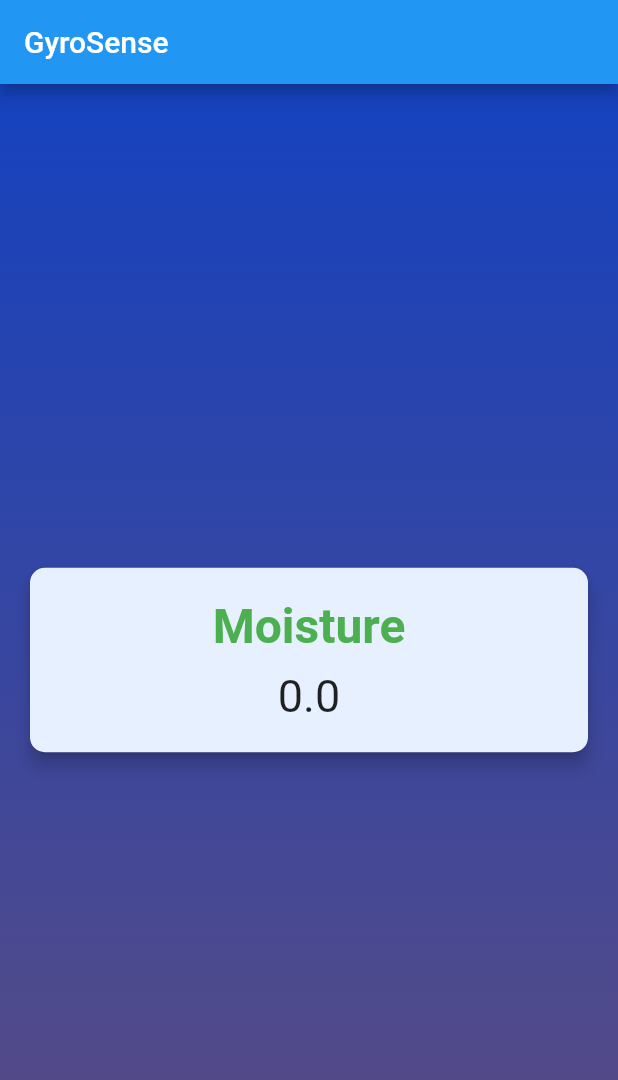
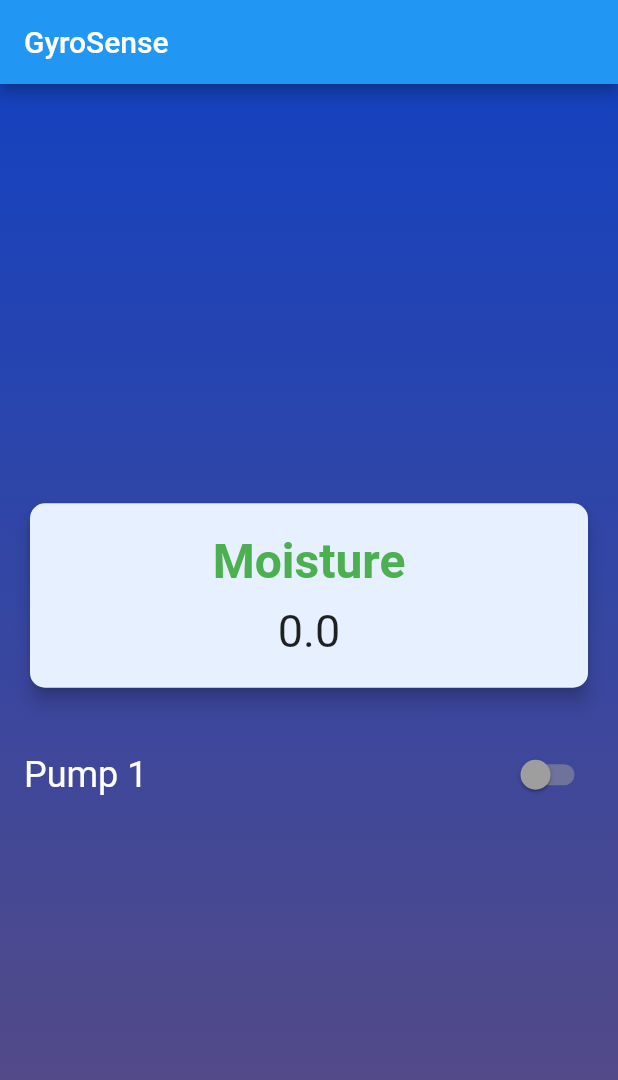
Before and after one commit to MoustafaNassr/wateringSystemFlutter-, a Flutter app: the screen it shows after launch, on a phone screen of 412 x 824 dp. Shown: the top 1080 px of the screen. Run offline on Flutter 3.47's test engine with Material 2 defaults, Android fonts, the phone set to English and light mode, and no system bars; our stand-ins replace firebase_auth, firebase_core, firebase_database, flutter_signin_button, google_sign_in; accounts and stored records are empty.

Commit message:
add pump1 button and connect it to fire base

```diff
--- a/lib/home_page.dart
+++ b/lib/home_page.dart
@@ -11,6 +11,7 @@ class ThingSpeakPage extends StatefulWidget {
 class _ThingSpeakPageState extends State<ThingSpeakPage> {
   late DatabaseReference _databaseReference;
   String moisture = "0.0";
+  num _pump1SwitchState = 0;
 
   @override
   void initState() {
@@ -20,6 +21,22 @@ class _ThingSpeakPageState extends State<ThingSpeakPage> {
       setState(() {
         moisture = event.snapshot.value != null ? event.snapshot.value.toString() : "0.0";
       });
+    });
+  }
+
+  void _changePump1SwitchState(bool value) {
+    setState(() {
+      _pump1SwitchState = value ? 1 : 0;
+    });
+    _databaseReference
+        .root
+        .child('sensorData')
+        .child('pump1')
+        .set(_pump1SwitchState)
+        .then((_) {
+      print('Data sent successfully to /sensorData/pump1');
+    }).catchError((error) {
+      print('Failed to send data to /sensorData/pump1: $error');
     });
   }
 
@@ -73,6 +90,18 @@ class _ThingSpeakPageState extends State<ThingSpeakPage> {
                   ),
                 ),
               ),
+              SizedBox(height: 30),
+              SwitchListTile(
+                title: Text(
+                  'Pump 1',
+                  style: TextStyle(fontSize: 24, color: Colors.white),
+                ),
+                value: _pump1SwitchState == 1,
+                onChanged: _changePump1SwitchState,
+                activeColor: Colors.green,
+                inactiveThumbColor: Colors.grey,
+                inactiveTrackColor: Colors.grey.withOpacity(0.5),
+              ),
             ],
           ),
         ),
```
